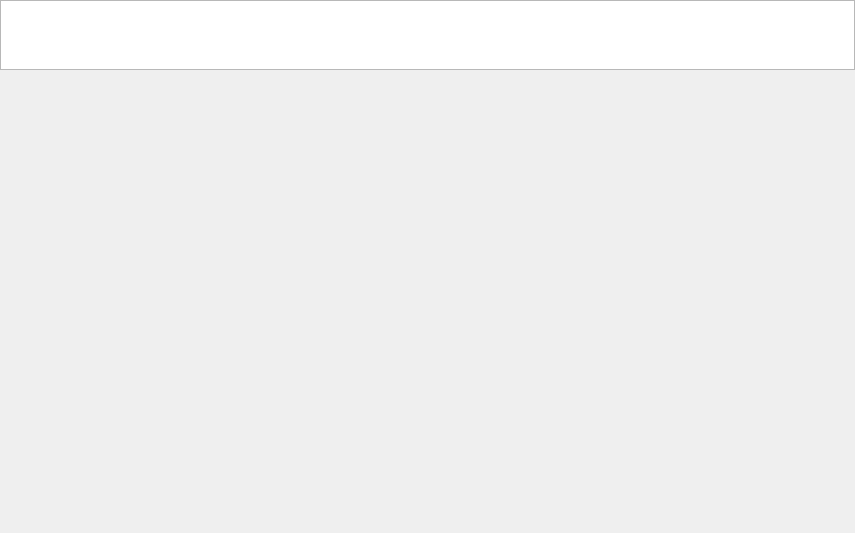
First picture: the form in main_window/main_window.ui, repository D00MSDAYYY/cascade_client, before the edit.
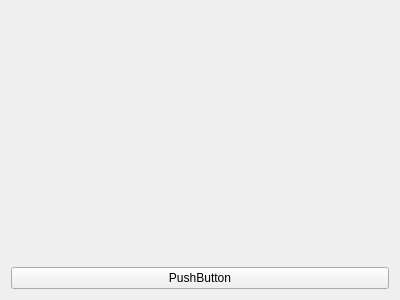
Second picture: the form after the edit.

Diff of the .ui file:
```diff
--- a/main_window/main_window.ui
+++ b/main_window/main_window.ui
@@ -6,42 +6,23 @@
    <rect>
     <x>0</x>
     <y>0</y>
-    <width>855</width>
-    <height>533</height>
+    <width>400</width>
+    <height>300</height>
    </rect>
   </property>
   <property name="windowTitle">
    <string>Form</string>
   </property>
-  <layout class="QGridLayout" name="gridLayout">
-   <property name="leftMargin">
-    <number>0</number>
-   </property>
-   <property name="topMargin">
-    <number>0</number>
-   </property>
-   <property name="rightMargin">
-    <number>0</number>
-   </property>
-   <property name="bottomMargin">
-    <number>0</number>
-   </property>
-   <item row="0" column="0">
-    <layout class="QVBoxLayout" name="v_layout" stretch="1,7">
-     <item>
-      <widget class="QListWidget" name="btns_list">
-       <property name="flow">
-        <enum>QListView::LeftToRight</enum>
-       </property>
-       <property name="spacing">
-        <number>1</number>
-       </property>
-      </widget>
-     </item>
-     <item>
-      <widget class="QWidget" name="curr_widget" native="true"/>
-     </item>
-    </layout>
+  <layout class="QVBoxLayout" name="verticalLayout" stretch="2,1">
+   <item>
+    <layout class="QHBoxLayout" name="horizontalLayout"/>
+   </item>
+   <item>
+    <widget class="QPushButton" name="pushButton">
+     <property name="text">
+      <string>PushButton</string>
+     </property>
+    </widget>
    </item>
   </layout>
  </widget>
```
